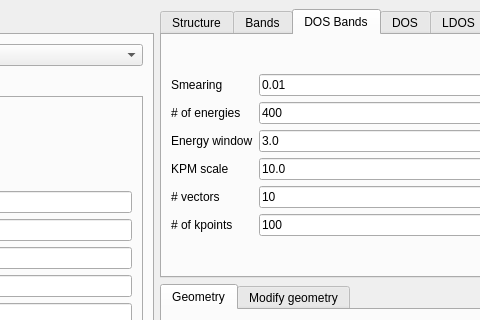
First picture: the form in interface-pyqt/hybridribbon/interface.ui, repository joselado/quantum-lattice, before the edit; both pictures show x 318 to 798 and y 0 to 320 of the 950 by 659 pixel window.
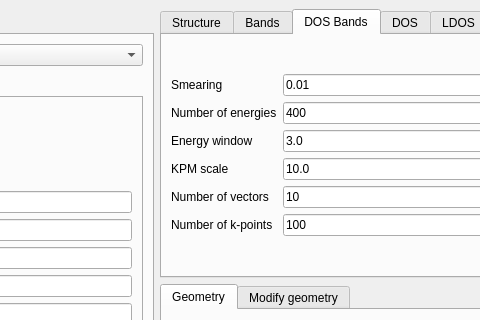
Second picture: the form after the edit. The open tabs and pages were chosen to show the change. Custom widgets are drawn as their Qt base class.

Patch:
```diff
--- a/interface-pyqt/hybridribbon/interface.ui
+++ b/interface-pyqt/hybridribbon/interface.ui
@@ -552,7 +552,7 @@
           <item row="1" column="0">
            <widget class="BodyLabel" name="label_28">
             <property name="text">
-             <string># of energies</string>
+             <string>Number of energies</string>
             </property>
            </widget>
           </item>
@@ -587,7 +587,7 @@
           <item row="4" column="0">
            <widget class="BodyLabel" name="label_31">
             <property name="text">
-             <string># vectors</string>
+             <string>Number of vectors</string>
             </property>
            </widget>
           </item>
@@ -601,7 +601,7 @@
           <item row="5" column="0">
            <widget class="BodyLabel" name="label_nk_kbands">
             <property name="text">
-             <string># of kpoints</string>
+             <string>Number of k-points</string>
             </property>
            </widget>
           </item>
```
Left out of the diff: 12 changed lines with no effect on the pictures.
